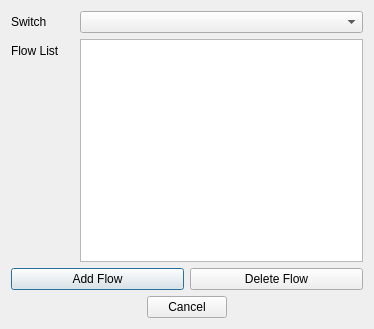
This is src/ui/manage_flows.ui in Peachmann/mnGui as Qt 5 draws it before an edit. The edited form follows.
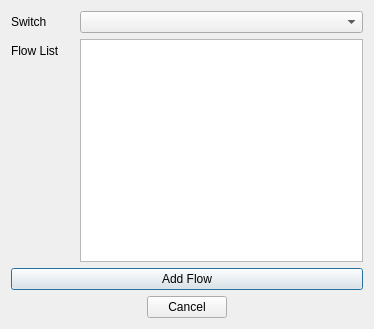
This is the edited form.

Commit message: Final polish, add/remove flow fix

```diff
--- a/src/ui/manage_flows.ui
+++ b/src/ui/manage_flows.ui
@@ -49,7 +49,7 @@
     </layout>
    </item>
    <item row="3" column="0">
-    <layout class="QHBoxLayout" name="horizontalLayout_2" stretch="0,0">
+    <layout class="QHBoxLayout" name="horizontalLayout_2" stretch="0">
      <item>
       <widget class="QPushButton" name="pushButton">
        <property name="text">
@@ -57,13 +57,6 @@
        </property>
       </widget>
      </item>
-     <item>
-      <widget class="QPushButton" name="pushButton_2">
-       <property name="text">
-        <string>Delete Flow</string>
-       </property>
-      </widget>
-     </item>
     </layout>
    </item>
    <item row="8" column="0">
```
Left out of the diff: 2 changed lines with no effect on the pictures. The commit also changes 10 other files.
